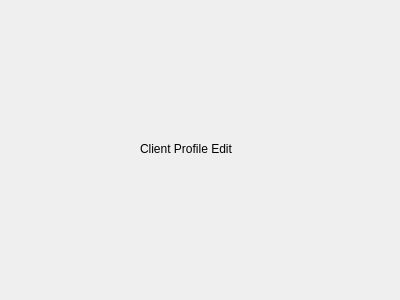
ducongo/comp3004winter2019, file cuac/clientprofileeditdialog.ui: the form before one commit.
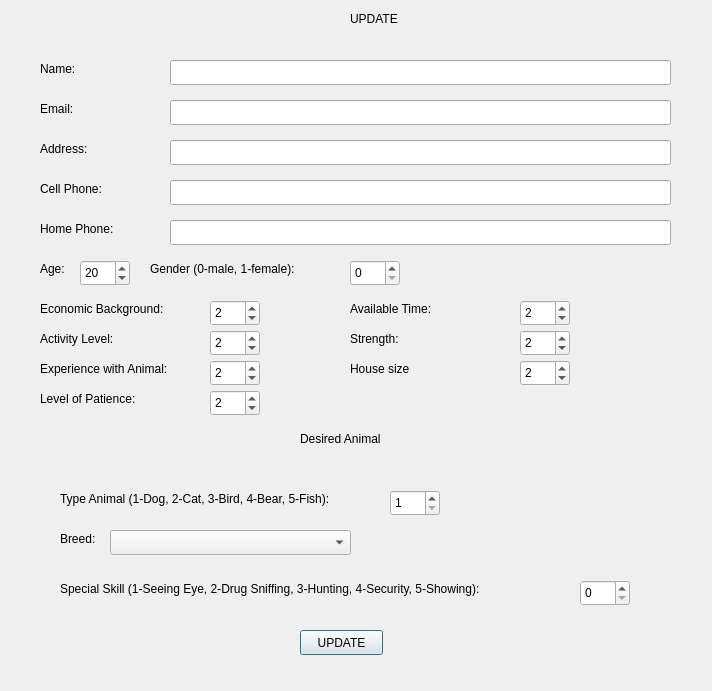
The form after the commit.

The edit to the form file:
```diff
--- a/cuac/clientprofileeditdialog.ui
+++ b/cuac/clientprofileeditdialog.ui
@@ -6,24 +6,546 @@
    <rect>
     <x>0</x>
     <y>0</y>
-    <width>400</width>
-    <height>300</height>
+    <width>712</width>
+    <height>691</height>
    </rect>
   </property>
   <property name="windowTitle">
    <string>Dialog</string>
   </property>
+  <widget class="QSpinBox" name="gender">
+   <property name="geometry">
+    <rect>
+     <x>350</x>
+     <y>260</y>
+     <width>50</width>
+     <height>26</height>
+    </rect>
+   </property>
+   <property name="maximum">
+    <number>1</number>
+   </property>
+   <property name="value">
+    <number>0</number>
+   </property>
+  </widget>
+  <widget class="QSpinBox" name="special_skill">
+   <property name="geometry">
+    <rect>
+     <x>580</x>
+     <y>580</y>
+     <width>50</width>
+     <height>26</height>
+    </rect>
+   </property>
+   <property name="minimum">
+    <number>0</number>
+   </property>
+   <property name="maximum">
+    <number>6</number>
+   </property>
+   <property name="singleStep">
+    <number>2</number>
+   </property>
+   <property name="value">
+    <number>0</number>
+   </property>
+  </widget>
+  <widget class="QLabel" name="label_13">
+   <property name="geometry">
+    <rect>
+     <x>40</x>
+     <y>390</y>
+     <width>151</width>
+     <height>17</height>
+    </rect>
+   </property>
+   <property name="text">
+    <string>Level of Patience:</string>
+   </property>
+  </widget>
+  <widget class="QComboBox" name="breed">
+   <property name="geometry">
+    <rect>
+     <x>110</x>
+     <y>530</y>
+     <width>241</width>
+     <height>25</height>
+    </rect>
+   </property>
+  </widget>
+  <widget class="QPushButton" name="pushButton">
+   <property name="geometry">
+    <rect>
+     <x>300</x>
+     <y>630</y>
+     <width>83</width>
+     <height>25</height>
+    </rect>
+   </property>
+   <property name="text">
+    <string>UPDATE</string>
+   </property>
+  </widget>
+  <widget class="QLineEdit" name="email">
+   <property name="geometry">
+    <rect>
+     <x>170</x>
+     <y>100</y>
+     <width>501</width>
+     <height>25</height>
+    </rect>
+   </property>
+  </widget>
+  <widget class="QLineEdit" name="address">
+   <property name="geometry">
+    <rect>
+     <x>170</x>
+     <y>140</y>
+     <width>501</width>
+     <height>25</height>
+    </rect>
+   </property>
+  </widget>
+  <widget class="QLabel" name="label_20">
+   <property name="geometry">
+    <rect>
+     <x>300</x>
+     <y>430</y>
+     <width>101</width>
+     <height>17</height>
+    </rect>
+   </property>
+   <property name="text">
+    <string>Desired Animal</string>
+   </property>
+  </widget>
+  <widget class="QLineEdit" name="cell_phone">
+   <property name="geometry">
+    <rect>
+     <x>170</x>
+     <y>180</y>
+     <width>501</width>
+     <height>25</height>
+    </rect>
+   </property>
+  </widget>
+  <widget class="QLabel" name="label_10">
+   <property name="geometry">
+    <rect>
+     <x>350</x>
+     <y>10</y>
+     <width>51</width>
+     <height>17</height>
+    </rect>
+   </property>
+   <property name="text">
+    <string>UPDATE</string>
+   </property>
+  </widget>
+  <widget class="QSpinBox" name="specie">
+   <property name="geometry">
+    <rect>
+     <x>390</x>
+     <y>490</y>
+     <width>50</width>
+     <height>26</height>
+    </rect>
+   </property>
+   <property name="minimum">
+    <number>1</number>
+   </property>
+   <property name="maximum">
+    <number>5</number>
+   </property>
+   <property name="value">
+    <number>1</number>
+   </property>
+  </widget>
+  <widget class="QLabel" name="label_6">
+   <property name="geometry">
+    <rect>
+     <x>40</x>
+     <y>220</y>
+     <width>111</width>
+     <height>17</height>
+    </rect>
+   </property>
+   <property name="text">
+    <string>Home Phone:</string>
+   </property>
+  </widget>
+  <widget class="QLabel" name="label_12">
+   <property name="geometry">
+    <rect>
+     <x>40</x>
+     <y>360</y>
+     <width>161</width>
+     <height>17</height>
+    </rect>
+   </property>
+   <property name="text">
+    <string>Experience with Animal:</string>
+   </property>
+  </widget>
+  <widget class="QSpinBox" name="level_of_patience">
+   <property name="geometry">
+    <rect>
+     <x>210</x>
+     <y>390</y>
+     <width>50</width>
+     <height>26</height>
+    </rect>
+   </property>
+   <property name="minimum">
+    <number>1</number>
+   </property>
+   <property name="maximum">
+    <number>3</number>
+   </property>
+   <property name="value">
+    <number>2</number>
+   </property>
+  </widget>
+  <widget class="QLabel" name="label_11">
+   <property name="geometry">
+    <rect>
+     <x>40</x>
+     <y>330</y>
+     <width>111</width>
+     <height>17</height>
+    </rect>
+   </property>
+   <property name="text">
+    <string>Activity Level:</string>
+   </property>
+  </widget>
+  <widget class="QSpinBox" name="house_size">
+   <property name="geometry">
+    <rect>
+     <x>520</x>
+     <y>360</y>
+     <width>50</width>
+     <height>26</height>
+    </rect>
+   </property>
+   <property name="minimum">
+    <number>1</number>
+   </property>
+   <property name="maximum">
+    <number>3</number>
+   </property>
+   <property name="value">
+    <number>2</number>
+   </property>
+  </widget>
+  <widget class="QLabel" name="label_2">
+   <property name="geometry">
+    <rect>
+     <x>40</x>
+     <y>100</y>
+     <width>111</width>
+     <height>17</height>
+    </rect>
+   </property>
+   <property name="text">
+    <string>Email:</string>
+   </property>
+  </widget>
+  <widget class="QSpinBox" name="experience_with_animal">
+   <property name="geometry">
+    <rect>
+     <x>210</x>
+     <y>360</y>
+     <width>50</width>
+     <height>26</height>
+    </rect>
+   </property>
+   <property name="minimum">
+    <number>1</number>
+   </property>
+   <property name="maximum">
+    <number>3</number>
+   </property>
+   <property name="value">
+    <number>2</number>
+   </property>
+  </widget>
+  <widget class="QLabel" name="label_4">
+   <property name="geometry">
+    <rect>
+     <x>40</x>
+     <y>180</y>
+     <width>111</width>
+     <height>17</height>
+    </rect>
+   </property>
+   <property name="text">
+    <string>Cell Phone:</string>
+   </property>
+  </widget>
+  <widget class="QLabel" name="label_17">
+   <property name="geometry">
+    <rect>
+     <x>60</x>
+     <y>490</y>
+     <width>331</width>
+     <height>17</height>
+    </rect>
+   </property>
+   <property name="text">
+    <string>Type Animal (1-Dog, 2-Cat, 3-Bird, 4-Bear, 5-Fish):</string>
+   </property>
+  </widget>
+  <widget class="QSpinBox" name="available_time">
+   <property name="geometry">
+    <rect>
+     <x>520</x>
+     <y>300</y>
+     <width>50</width>
+     <height>26</height>
+    </rect>
+   </property>
+   <property name="minimum">
+    <number>1</number>
+   </property>
+   <property name="maximum">
+    <number>3</number>
+   </property>
+   <property name="value">
+    <number>2</number>
+   </property>
+  </widget>
+  <widget class="QSpinBox" name="age">
+   <property name="geometry">
+    <rect>
+     <x>80</x>
+     <y>260</y>
+     <width>50</width>
+     <height>26</height>
+    </rect>
+   </property>
+   <property name="minimum">
+    <number>1</number>
+   </property>
+   <property name="maximum">
+    <number>100</number>
+   </property>
+   <property name="value">
+    <number>20</number>
+   </property>
+  </widget>
+  <widget class="QLineEdit" name="home_phone">
+   <property name="geometry">
+    <rect>
+     <x>170</x>
+     <y>220</y>
+     <width>501</width>
+     <height>25</height>
+    </rect>
+   </property>
+  </widget>
+  <widget class="QLabel" name="label_8">
+   <property name="geometry">
+    <rect>
+     <x>150</x>
+     <y>260</y>
+     <width>201</width>
+     <height>17</height>
+    </rect>
+   </property>
+   <property name="text">
+    <string>Gender (0-male, 1-female):</string>
+   </property>
+  </widget>
   <widget class="QLabel" name="label">
    <property name="geometry">
     <rect>
-     <x>140</x>
+     <x>40</x>
+     <y>60</y>
+     <width>64</width>
+     <height>17</height>
+    </rect>
+   </property>
+   <property name="text">
+    <string>Name:</string>
+   </property>
+  </widget>
+  <widget class="QLabel" name="label_16">
+   <property name="geometry">
+    <rect>
+     <x>60</x>
+     <y>530</y>
+     <width>41</width>
+     <height>17</height>
+    </rect>
+   </property>
+   <property name="text">
+    <string>Breed:</string>
+   </property>
+  </widget>
+  <widget class="QLabel" name="label_18">
+   <property name="geometry">
+    <rect>
+     <x>350</x>
+     <y>300</y>
+     <width>161</width>
+     <height>17</height>
+    </rect>
+   </property>
+   <property name="text">
+    <string>Available Time:</string>
+   </property>
+  </widget>
+  <widget class="QSpinBox" name="strength">
+   <property name="geometry">
+    <rect>
+     <x>520</x>
+     <y>330</y>
+     <width>50</width>
+     <height>26</height>
+    </rect>
+   </property>
+   <property name="minimum">
+    <number>1</number>
+   </property>
+   <property name="maximum">
+    <number>3</number>
+   </property>
+   <property name="value">
+    <number>2</number>
+   </property>
+  </widget>
+  <widget class="QLineEdit" name="name">
+   <property name="geometry">
+    <rect>
+     <x>170</x>
+     <y>60</y>
+     <width>501</width>
+     <height>25</height>
+    </rect>
+   </property>
+  </widget>
+  <widget class="QLabel" name="label_14">
+   <property name="geometry">
+    <rect>
+     <x>350</x>
+     <y>360</y>
+     <width>151</width>
+     <height>17</height>
+    </rect>
+   </property>
+   <property name="text">
+    <string>House size</string>
+   </property>
+  </widget>
+  <widget class="QLabel" name="label_3">
+   <property name="geometry">
+    <rect>
+     <x>40</x>
      <y>140</y>
-     <width>131</width>
+     <width>64</width>
      <height>17</height>
     </rect>
    </property>
    <property name="text">
-    <string>Client Profile Edit</string>
+    <string>Address:</string>
+   </property>
+  </widget>
+  <widget class="QLabel" name="label_9">
+   <property name="geometry">
+    <rect>
+     <x>40</x>
+     <y>300</y>
+     <width>161</width>
+     <height>17</height>
+    </rect>
+   </property>
+   <property name="text">
+    <string>Economic Background:</string>
+   </property>
+  </widget>
+  <widget class="QLabel" name="label_7">
+   <property name="geometry">
+    <rect>
+     <x>40</x>
+     <y>260</y>
+     <width>64</width>
+     <height>17</height>
+    </rect>
+   </property>
+   <property name="text">
+    <string>Age:</string>
+   </property>
+  </widget>
+  <widget class="QSpinBox" name="economic_background">
+   <property name="geometry">
+    <rect>
+     <x>210</x>
+     <y>300</y>
+     <width>50</width>
+     <height>26</height>
+    </rect>
+   </property>
+   <property name="minimum">
+    <number>1</number>
+   </property>
+   <property name="maximum">
+    <number>3</number>
+   </property>
+   <property name="singleStep">
+    <number>1</number>
+   </property>
+   <property name="value">
+    <number>2</number>
+   </property>
+  </widget>
+  <widget class="QLabel" name="label_19">
+   <property name="geometry">
+    <rect>
+     <x>60</x>
+     <y>580</y>
+     <width>521</width>
+     <height>17</height>
+    </rect>
+   </property>
+   <property name="text">
+    <string>Special Skill (1-Seeing Eye, 2-Drug Sniffing, 3-Hunting, 4-Security, 5-Showing):</string>
+   </property>
+  </widget>
+  <widget class="QSpinBox" name="activity_level">
+   <property name="geometry">
+    <rect>
+     <x>210</x>
+     <y>330</y>
+     <width>50</width>
+     <height>26</height>
+    </rect>
+   </property>
+   <property name="minimum">
+    <number>1</number>
+   </property>
+   <property name="maximum">
+    <number>3</number>
+   </property>
+   <property name="singleStep">
+    <number>1</number>
+   </property>
+   <property name="value">
+    <number>2</number>
+   </property>
+  </widget>
+  <widget class="QLabel" name="label_15">
+   <property name="geometry">
+    <rect>
+     <x>350</x>
+     <y>330</y>
+     <width>111</width>
+     <height>17</height>
+    </rect>
+   </property>
+   <property name="text">
+    <string>Strength:</string>
    </property>
   </widget>
  </widget>
```
